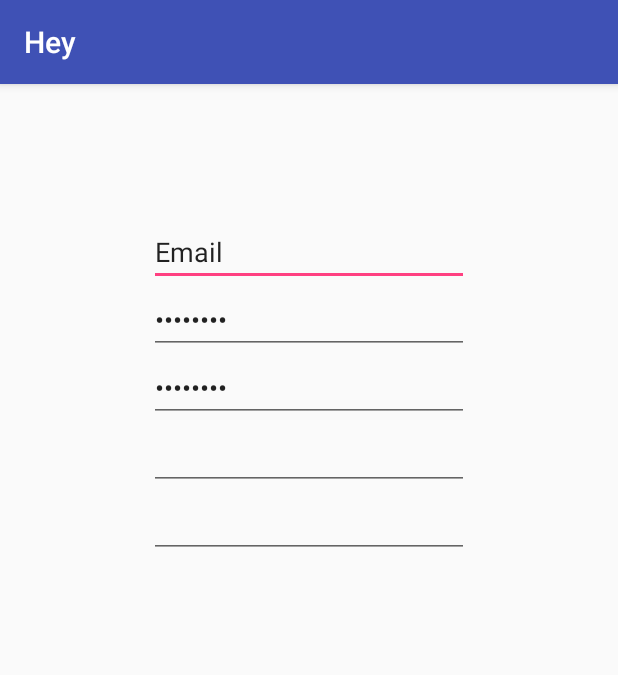
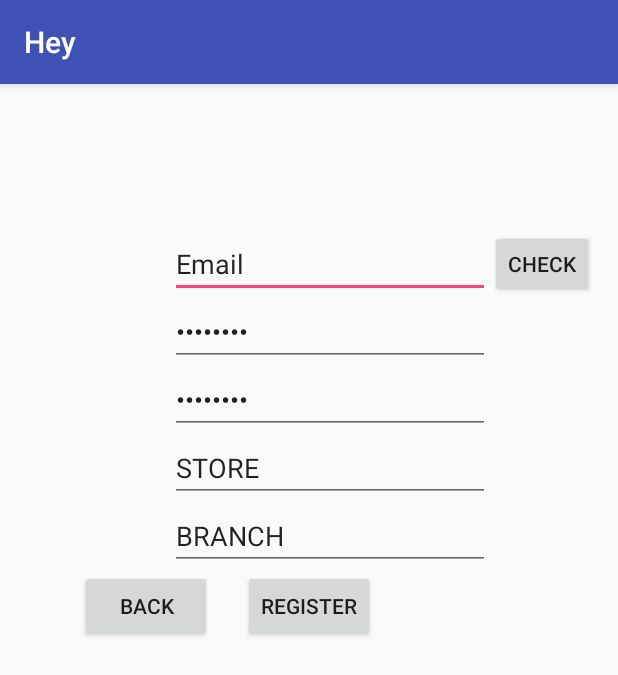
Before and after one commit to tmdgns110/signproject, an Android app: the RegisterActivity screen opened directly, with no data from a screen before it, on a phone screen of 412 x 824 dp. Shown: the top 675 px of the screen. Run offline under Robolectric (Android 15) with nearby library versions, the phone set to English and light mode, and no system bars.

Commit message:
로그인 성공시 메인화면으로 돌아가는 기능 완료 로그인 실패시 에러 메세지 출력 후 그 페이지 그대로 머무름 로그인 페이지에서 회원가입 페이지로 넘어가는 부분 구현

```diff
--- a/Project_base_2/app/src/main/java/kr/soen/project_base_2/BackgroundWorker.java
+++ b/Project_base_2/app/src/main/java/kr/soen/project_base_2/BackgroundWorker.java
@@ -5,6 +5,7 @@ package kr.soen.project_base_2;
  */
 import android.app.AlertDialog;
 import android.content.Context;
+import android.content.Intent;
 import android.icu.util.Output;
 import android.os.AsyncTask;
 
@@ -19,6 +20,7 @@ import java.net.HttpURLConnection;
 import java.net.MalformedURLException;
 import java.net.URL;
 import java.net.URLEncoder;
+import java.util.Objects;
 
 /**
  * Created by 김승훈 on 2016-07-18.
@@ -80,6 +82,11 @@ public class BackgroundWorker extends AsyncTask<String,Void,String> {
     protected void onPostExecute(String result) {
         alertDialog.setMessage(result);
         alertDialog.show();
+        if(Objects.equals(result, "login success !!!!! Welcome user")) {
+            Intent intent = new Intent(context, MainActivity.class);
+            context.startActivity(intent);
+        }
+
     }
 
     @Override
--- a/Project_base_2/app/src/main/java/kr/soen/project_base_2/LoginActivity.java
+++ b/Project_base_2/app/src/main/java/kr/soen/project_base_2/LoginActivity.java
@@ -30,4 +30,9 @@ public class LoginActivity extends AppCompatActivity {
     public void BACK(View view) {
         finish();
     }
+
+    public void Register(View view) {
+        Intent intent = new Intent(this,RegisterActivity.class);
+        startActivity(intent);
+    }
 }
--- a/Project_base_2/app/src/main/java/kr/soen/project_base_2/RegisterActivity.java
+++ b/Project_base_2/app/src/main/java/kr/soen/project_base_2/RegisterActivity.java
@@ -2,6 +2,7 @@ package kr.soen.project_base_2;
 
 import android.support.v7.app.AppCompatActivity;
 import android.os.Bundle;
+import android.view.View;
 
 public class RegisterActivity extends AppCompatActivity {
 
@@ -10,4 +11,8 @@ public class RegisterActivity extends AppCompatActivity {
         super.onCreate(savedInstanceState);
         setContentView(R.layout.activity_register);
     }
+
+    public void LBACK(View view) {
+        finish();
+    }
 }
--- a/Project_base_2/app/src/main/res/layout/activity_login.xml
+++ b/Project_base_2/app/src/main/res/layout/activity_login.xml
@@ -77,7 +77,8 @@
                 android:layout_width="108dp"
                 android:layout_height="wrap_content"
                 android:text="REGISTER"
-                android:id="@+id/button3" />
+                android:id="@+id/button3"
+                android:onClick="Register" />
 
             <Button
                 android:layout_width="wrap_content"
--- a/Project_base_2/app/src/main/res/layout/activity_register.xml
+++ b/Project_base_2/app/src/main/res/layout/activity_register.xml
@@ -15,10 +15,10 @@
         android:inputType="textEmailAddress"
         android:ems="10"
         android:id="@+id/editText"
-        android:layout_marginTop="73dp"
+        android:layout_marginTop="81dp"
         android:text="Email"
         android:layout_alignParentTop="true"
-        android:layout_alignStart="@+id/editText2" />
+        android:layout_toStartOf="@+id/button5" />
 
     <EditText
         android:layout_width="wrap_content"
@@ -28,7 +28,7 @@
         android:id="@+id/editText2"
         android:text="passowrd"
         android:layout_below="@+id/editText"
-        android:layout_centerHorizontal="true" />
+        android:layout_alignStart="@+id/editText" />
 
     <EditText
         android:layout_width="wrap_content"
@@ -36,9 +36,9 @@
         android:inputType="textPassword"
         android:ems="10"
         android:id="@+id/editText3"
+        android:text="Password"
         android:layout_below="@+id/editText2"
-        android:layout_alignStart="@+id/editText2"
-        android:text="Password" />
+        android:layout_alignStart="@+id/editText2" />
 
     <EditText
         android:layout_width="wrap_content"
@@ -47,7 +47,8 @@
         android:ems="10"
         android:id="@+id/editText4"
         android:layout_below="@+id/editText3"
-        android:layout_alignStart="@+id/editText3" />
+        android:layout_alignStart="@+id/editText3"
+        android:text="STORE " />
 
     <EditText
         android:layout_width="wrap_content"
@@ -56,6 +57,35 @@
         android:ems="10"
         android:id="@+id/editText5"
         android:layout_below="@+id/editText4"
+        android:layout_alignStart="@+id/editText4"
+        android:text="BRANCH" />
+
+    <Button
+        android:layout_width="wrap_content"
+        android:layout_height="wrap_content"
+        android:text="BACK"
+        android:id="@+id/button4"
+        android:layout_below="@+id/editText5"
+        android:layout_alignParentStart="true"
+        android:layout_marginStart="37dp"
+        android:onClick="LBACK" />
+
+    <Button
+        style="?android:attr/buttonStyleSmall"
+        android:layout_width="wrap_content"
+        android:layout_height="wrap_content"
+        android:text="CHECK"
+        android:id="@+id/button5"
+        android:layout_alignTop="@+id/editText"
+        android:layout_alignParentEnd="true"
+        android:layout_above="@+id/editText2" />
+
+    <Button
+        android:layout_width="wrap_content"
+        android:layout_height="wrap_content"
+        android:text="REGISTER"
+        android:id="@+id/button6"
+        android:layout_below="@+id/editText5"
         android:layout_centerHorizontal="true" />
 
 </RelativeLayout>
```
